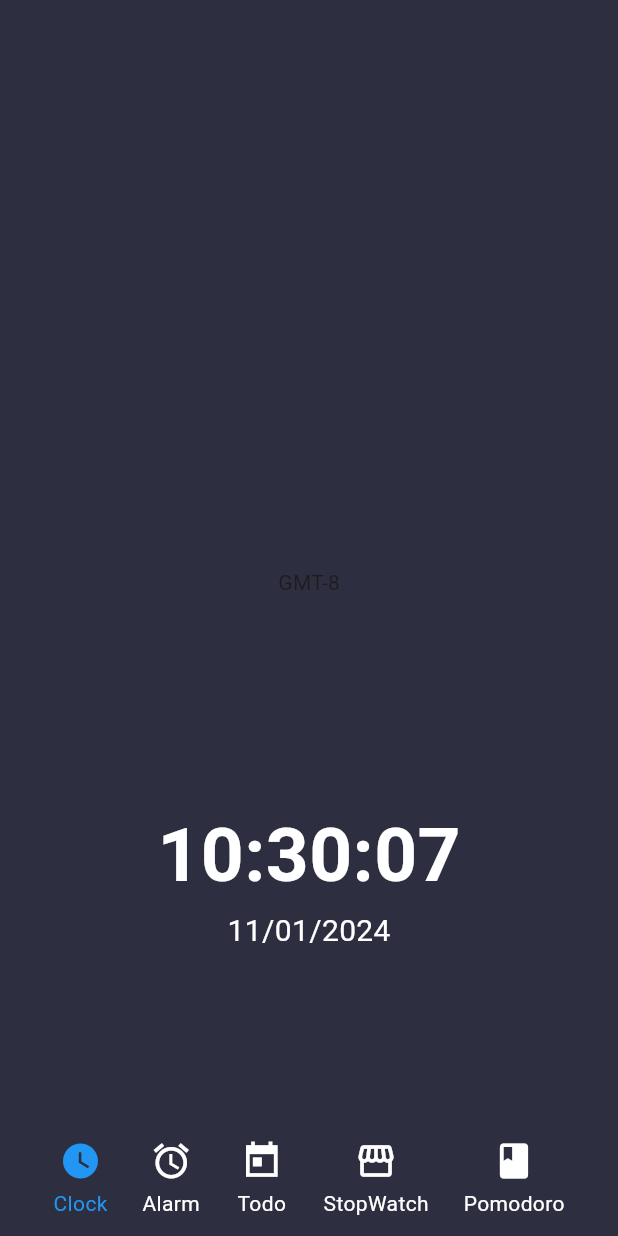
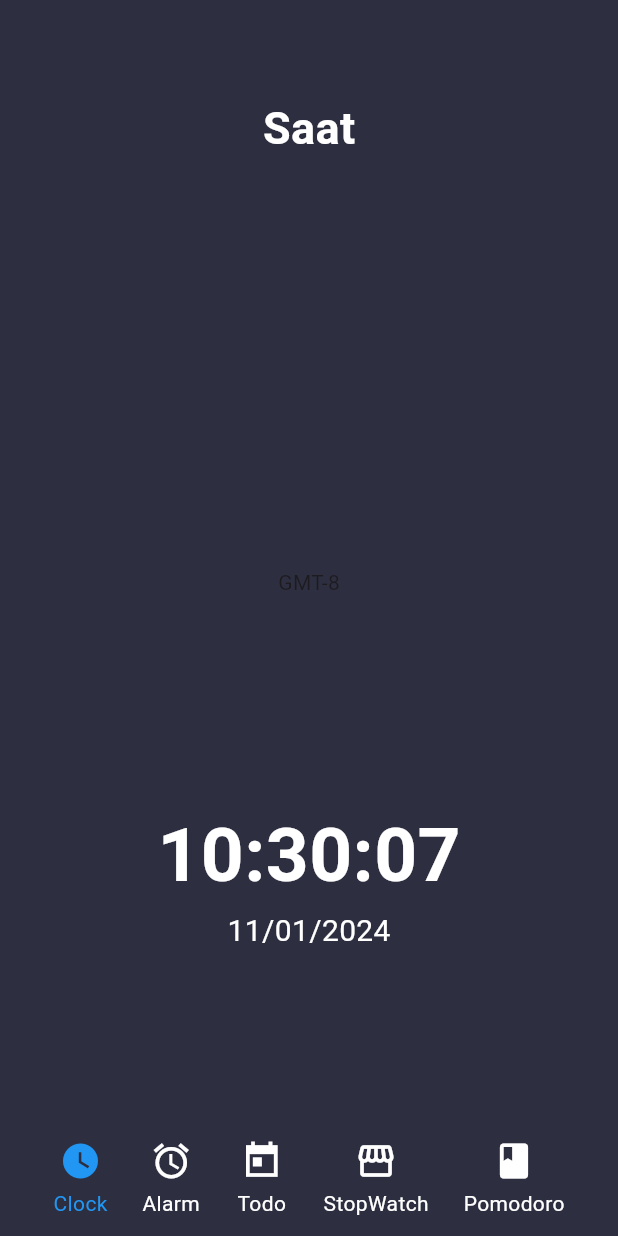
Before and after one commit to rasitesdmr/pokeme, a Flutter app: the screen it shows after launch, on a phone screen of 412 x 824 dp. Run offline on Flutter 3.47's test engine with Material 3 defaults, Android fonts, the phone set to English and light mode, and no system bars; our stand-ins replace dotted_border, flutter_local_notifications, flutter_slidable, rxdart, sensors, sqflite; missing offline and left inert: android_alarm_manager_plus, android_intent, flutter_analog_clock; accounts and stored records are empty.

```diff
--- a/lib/screens/clock_screen.dart
+++ b/lib/screens/clock_screen.dart
@@ -80,7 +80,7 @@ class _ClockScreenState extends State<ClockScreen> {
                 }
                 return Container(
                   padding:
-                  const EdgeInsets.symmetric(horizontal: 32, vertical: 64),
+                      const EdgeInsets.symmetric(horizontal: 32, vertical: 64),
                   child: Column(
                     crossAxisAlignment: CrossAxisAlignment.start,
                     children: [
@@ -89,7 +89,7 @@ class _ClockScreenState extends State<ClockScreen> {
                         child: Text(
                           'Saat',
                           style: TextStyle(
-                            color: Color(0xFF2D2F41),
+                            color: Colors.white,
                             fontSize: 30,
                             fontWeight: FontWeight.bold,
                           ),
--- a/lib/screens/test_details_screen.dart
+++ b/lib/screens/test_details_screen.dart
@@ -170,9 +170,7 @@ class _TestDetailsScreenState extends State<TestDetailsScreen> {
                 const SizedBox(height: 80),
                 ElevatedButton(
                   onPressed: () {
-                    navigatorKey.currentState?.push(
-                      MaterialPageRoute(builder: (context) => TodoScreen()),
-                    );
+                    Navigator.pop(context);
                   },
                   style: ElevatedButton.styleFrom(
                     backgroundColor: const Color(0xFF07161B),
```
